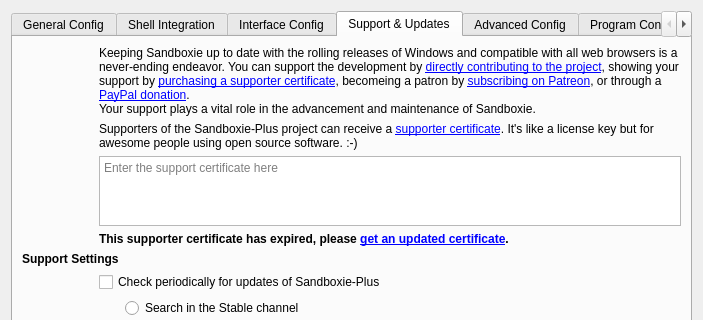
Qt form SandboxiePlus/SandMan/Forms/SettingsWindow.ui (sandboxie-plus/Sandboxie) before a commit; both pictures show x 0 to 703 and y 0 to 320 of the 703 by 512 pixel window.
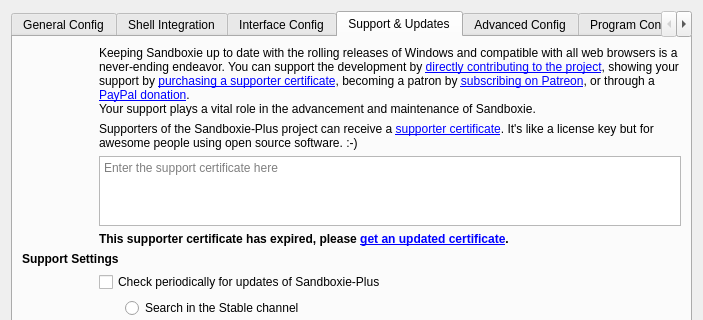
The same form after that commit. The open tabs and pages were chosen to show the change. Icons and pictures are not drawn.

Commit message: Typo issues in the Support page

```diff
--- a/SandboxiePlus/SandMan/Forms/SettingsWindow.ui
+++ b/SandboxiePlus/SandMan/Forms/SettingsWindow.ui
@@ -1318,7 +1318,7 @@
               </sizepolicy>
              </property>
              <property name="text">
-              <string>Keeping Sandboxie up to date with the rolling releases of Windows and compatible with all web browsers is a never-ending endeavor. You can support the development by &lt;a href=&quot;https://sandboxie-plus.com/go.php?to=sbie-contribute&quot;&gt;directly contributing to the project&lt;/a&gt;, showing your support by &lt;a href=&quot;https://sandboxie-plus.com/go.php?to=sbie-obtain-cert&quot;&gt;purchasing a supporter certificate&lt;/a&gt;, becomeing a patron by &lt;a href=&quot;https://sandboxie-plus.com/go.php?to=patreon&quot;&gt;subscribing on Patreon&lt;/a&gt;, or through a &lt;a href=&quot;https://sandboxie-plus.com/go.php?to=dontate&quot;&gt;PayPal donation&lt;/a&gt;.&lt;br /&gt;Your support plays a vital role in the advancement and maintenance of Sandboxie.</string>
+              <string>Keeping Sandboxie up to date with the rolling releases of Windows and compatible with all web browsers is a never-ending endeavor. You can support the development by &lt;a href=&quot;https://sandboxie-plus.com/go.php?to=sbie-contribute&quot;&gt;directly contributing to the project&lt;/a&gt;, showing your support by &lt;a href=&quot;https://sandboxie-plus.com/go.php?to=sbie-obtain-cert&quot;&gt;purchasing a supporter certificate&lt;/a&gt;, becoming a patron by &lt;a href=&quot;https://sandboxie-plus.com/go.php?to=patreon&quot;&gt;subscribing on Patreon&lt;/a&gt;, or through a &lt;a href=&quot;https://sandboxie-plus.com/go.php?to=donate&quot;&gt;PayPal donation&lt;/a&gt;.&lt;br /&gt;Your support plays a vital role in the advancement and maintenance of Sandboxie.</string>
              </property>
              <property name="textFormat">
               <enum>Qt::RichText</enum>
```
